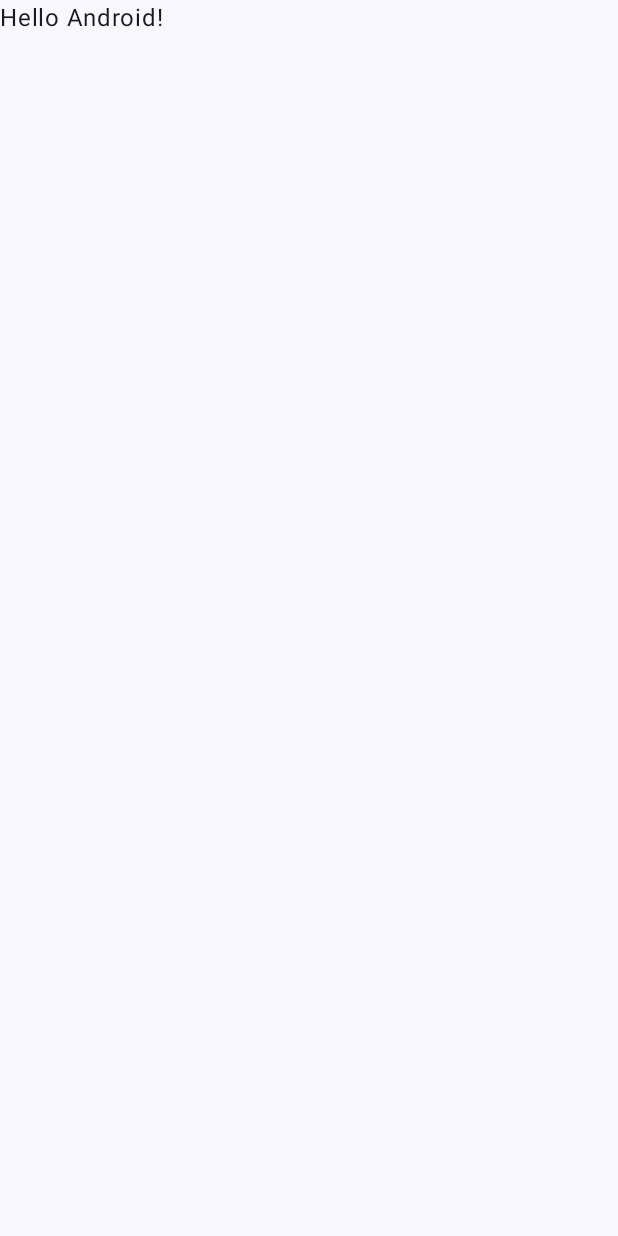
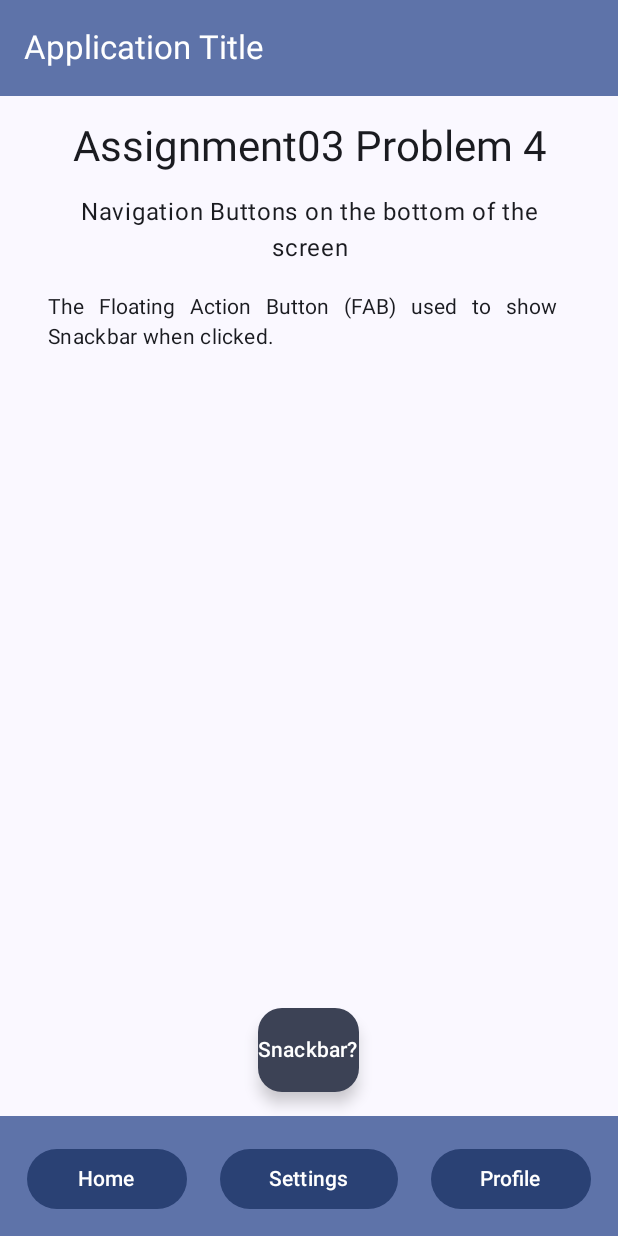
Before and after one commit to anajera05/CS501_Assignment03_P4, an Android app built with Jetpack Compose: the screen it shows after launch (MainActivity), on a phone screen of 412 x 824 dp. Before the commit the screen is almost empty. Run offline under Robolectric (Android 15) with nearby library versions, the phone set to English and light mode, and no system bars.

Commit message:
completed assignment

```diff
--- a/app/src/main/java/com/example/a03_04/MainActivity.kt
+++ b/app/src/main/java/com/example/a03_04/MainActivity.kt
@@ -1,17 +1,47 @@
 package com.example.a03_04
 
 import android.os.Bundle
+import android.util.Log
 import androidx.activity.ComponentActivity
 import androidx.activity.compose.setContent
 import androidx.activity.enableEdgeToEdge
+import androidx.compose.foundation.background
+import androidx.compose.foundation.layout.Arrangement
+import androidx.compose.foundation.layout.Column
+import androidx.compose.foundation.layout.Spacer
 import androidx.compose.foundation.layout.fillMaxSize
+import androidx.compose.foundation.layout.height
 import androidx.compose.foundation.layout.padding
+import androidx.compose.material.icons.Icons
+import androidx.compose.material.icons.filled.Add
+import androidx.compose.material.icons.filled.Menu
+import androidx.compose.material.icons.filled.MoreVert
+import androidx.compose.material3.BottomAppBar
+import androidx.compose.material3.Button
+import androidx.compose.material3.ExperimentalMaterial3Api
+import androidx.compose.material3.FabPosition
+import androidx.compose.material3.FloatingActionButton
+import androidx.compose.material3.Icon
+import androidx.compose.material3.IconButton
+import androidx.compose.material3.MaterialTheme
 import androidx.compose.material3.Scaffold
+import androidx.compose.material3.SnackbarDuration
+import androidx.compose.material3.SnackbarHost
+import androidx.compose.material3.SnackbarHostState
 import androidx.compose.material3.Text
+import androidx.compose.material3.TopAppBar
+import androidx.compose.material3.TopAppBarDefaults
 import androidx.compose.runtime.Composable
+import androidx.compose.runtime.remember
+import androidx.compose.runtime.rememberCoroutineScope
+import androidx.compose.ui.Alignment
 import androidx.compose.ui.Modifier
+import androidx.compose.ui.text.style.TextAlign
 import androidx.compose.ui.tooling.preview.Preview
+import androidx.compose.ui.unit.dp
 import com.example.a03_04.ui.theme._03_04Theme
+import kotlinx.coroutines.coroutineScope
+import kotlinx.coroutines.launch
 
 class MainActivity : ComponentActivity() {
     override fun onCreate(savedInstanceState: Bundle?) {
@@ -19,29 +49,144 @@ class MainActivity : ComponentActivity() {
         enableEdgeToEdge()
         setContent {
             _03_04Theme {
-                Scaffold(modifier = Modifier.fillMaxSize()) { innerPadding ->
-                    Greeting(
-                        name = "Android",
-                        modifier = Modifier.padding(innerPadding)
-                    )
-                }
+                ScaffoldScreen()
+
             }
         }
     }
 }
 
+@OptIn(ExperimentalMaterial3Api::class)
 @Composable
-fun Greeting(name: String, modifier: Modifier = Modifier) {
-    Text(
-        text = "Hello $name!",
+fun ScaffoldScreen() {
+    val snackbarHostState = remember { SnackbarHostState() }
+    val coroutineScope = rememberCoroutineScope()
+
+    Scaffold(
+        snackbarHost = { SnackbarHost(hostState = snackbarHostState) },
+        // Top bar showing app title
+        topBar = {
+            TopAppBar(
+                title = {
+                    Text(
+                        "Application Title",
+                        style = MaterialTheme.typography.titleLarge
+                    )
+                },
+                colors = TopAppBarDefaults.topAppBarColors(
+                    containerColor = MaterialTheme.colorScheme.primaryContainer,
+                    titleContentColor = MaterialTheme.colorScheme.onPrimaryContainer,
+                    navigationIconContentColor = MaterialTheme.colorScheme.onPrimaryContainer,
+                    actionIconContentColor = MaterialTheme.colorScheme.onPrimaryContainer
+                )
+            )
+        },
+        // Bottom navigation bar with 3 items (Home, Settings, Profile)
+        bottomBar = {
+            BottomAppBar(
+                containerColor = MaterialTheme.colorScheme.primaryContainer,
+                contentColor = MaterialTheme.colorScheme.onPrimaryContainer
+            ) {
+                Button(
+                    onClick = { },
+                    modifier = Modifier
+                        .weight(1f)
+                        .padding(horizontal = 14.dp)
+                ) {
+                    Text("Home")
+                }
+
+                Button(
+                    onClick = { },
+                    modifier = Modifier
+                        .weight(1f)
+                        .padding(horizontal = 8.dp)
+                ) {
+                    Text("Settings")
+                }
+
+                Button(
+                    onClick = { },
+                    modifier = Modifier
+                        .weight(1f)
+                        .padding(horizontal = 14.dp)
+                ) {
+                    Text("Profile")
+                }
+            }
+        },
+
+        // FAB that triggers a Snackbar message
+        floatingActionButton = {
+            FloatingActionButton(
+                onClick = {
+                     coroutineScope.launch {
+                        snackbarHostState.showSnackbar(
+                            message = "FAB clicked! Here is a Snackbar",
+                            duration = SnackbarDuration.Short
+                        )
+                    }
+                },
+
+                containerColor = MaterialTheme.colorScheme.secondary,
+                contentColor = MaterialTheme.colorScheme.onSecondary
+            ) {
+
+                Text("Snackbar?")
+            }
+        },
+
+
+        floatingActionButtonPosition = FabPosition.Center,
+
+        // Apply proper innerPadding to avoid overlap.
+        content = { innerPadding ->
+
+            ScreenContent(modifier = Modifier.padding(innerPadding))
+        }
+    )
+}
+@Composable
+fun ScreenContent(modifier: Modifier = Modifier) {
+
+    Column(
         modifier = modifier
-    )
+            .fillMaxSize()
+            .background(MaterialTheme.colorScheme.background)
+            .padding(16.dp),
+        horizontalAlignment = Alignment.CenterHorizontally,
+        verticalArrangement = Arrangement.Top
+    ) {
+        Text(
+            text = "Assignment03 Problem 4",
+            style = MaterialTheme.typography.headlineMedium,
+            textAlign = TextAlign.Center,
+            color = MaterialTheme.colorScheme.onBackground
+        )
+        Spacer(modifier = Modifier.height(16.dp))
+        Text(
+            text = "Navigation Buttons on the bottom of the screen",
+            style = MaterialTheme.typography.bodyLarge,
+            textAlign = TextAlign.Center,
+            color = MaterialTheme.colorScheme.onBackground,
+            modifier = Modifier.padding(horizontal = 16.dp)
+        )
+        Spacer(modifier = Modifier.height(20.dp))
+        Text(
+            text = "The Floating Action Button (FAB) used to show Snackbar when clicked.",
+            style = MaterialTheme.typography.bodyMedium,
+            textAlign = TextAlign.Justify,
+            color = MaterialTheme.colorScheme.onBackground,
+            modifier = Modifier.padding(horizontal = 16.dp)
+        )
+        // Add more of your screen-specific UI elements here
+    }
 }
 
 @Preview(showBackground = true)
 @Composable
 fun GreetingPreview() {
     _03_04Theme {
-        Greeting("Android")
+        ScaffoldScreen()
     }
 }
```
